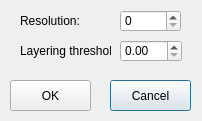
First picture: the form in LEGO/OurCustomOptionDialog.ui, repository xwzhangcs/LEGO, before the edit.
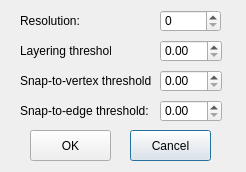
Second picture: the form after the edit.

Commit message: update our custom

Patch:
```diff
--- a/LEGO/OurCustomOptionDialog.ui
+++ b/LEGO/OurCustomOptionDialog.ui
@@ -6,8 +6,8 @@
    <rect>
     <x>0</x>
     <y>0</y>
-    <width>202</width>
-    <height>121</height>
+    <width>246</width>
+    <height>172</height>
    </rect>
   </property>
   <property name="windowTitle">
@@ -29,7 +29,7 @@
   <widget class="QSpinBox" name="spinBoxResolution">
    <property name="geometry">
     <rect>
-     <x>120</x>
+     <x>160</x>
      <y>10</y>
      <width>61</width>
      <height>22</height>
@@ -39,8 +39,8 @@
   <widget class="QPushButton" name="pushButtonCancel">
    <property name="geometry">
     <rect>
-     <x>110</x>
-     <y>80</y>
+     <x>130</x>
+     <y>130</y>
      <width>81</width>
      <height>31</height>
     </rect>
@@ -52,8 +52,8 @@
   <widget class="QPushButton" name="pushButtonOK">
    <property name="geometry">
     <rect>
-     <x>10</x>
-     <y>80</y>
+     <x>30</x>
+     <y>130</y>
      <width>81</width>
      <height>31</height>
     </rect>
@@ -65,7 +65,7 @@
   <widget class="QDoubleSpinBox" name="doubleSpinBoxLayeringThreshold">
    <property name="geometry">
     <rect>
-     <x>120</x>
+     <x>160</x>
      <y>40</y>
      <width>62</width>
      <height>22</height>
@@ -85,6 +85,52 @@
     <string>Layering threshold:</string>
    </property>
   </widget>
+  <widget class="QLabel" name="label_4">
+   <property name="geometry">
+    <rect>
+     <x>20</x>
+     <y>100</y>
+     <width>131</width>
+     <height>21</height>
+    </rect>
+   </property>
+   <property name="text">
+    <string>Snap-to-edge threshold:</string>
+   </property>
+  </widget>
+  <widget class="QLabel" name="label_3">
+   <property name="geometry">
+    <rect>
+     <x>20</x>
+     <y>70</y>
+     <width>131</width>
+     <height>21</height>
+    </rect>
+   </property>
+   <property name="text">
+    <string>Snap-to-vertex threshold:</string>
+   </property>
+  </widget>
+  <widget class="QDoubleSpinBox" name="doubleSpinBoxSnapVertexThreshold">
+   <property name="geometry">
+    <rect>
+     <x>160</x>
+     <y>70</y>
+     <width>62</width>
+     <height>22</height>
+    </rect>
+   </property>
+  </widget>
+  <widget class="QDoubleSpinBox" name="doubleSpinBoxSnapEdgeThreshold">
+   <property name="geometry">
+    <rect>
+     <x>160</x>
+     <y>100</y>
+     <width>62</width>
+     <height>22</height>
+    </rect>
+   </property>
+  </widget>
  </widget>
  <layoutdefault spacing="6" margin="11"/>
  <resources/>
```
The commit also changes 26 other files.
